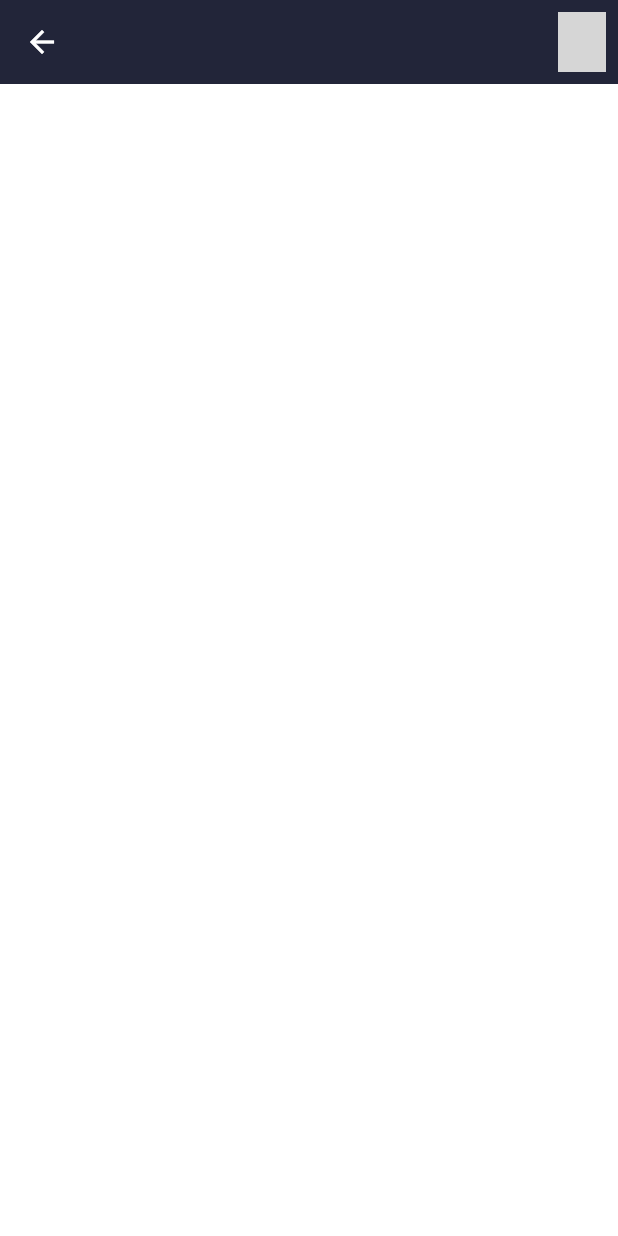
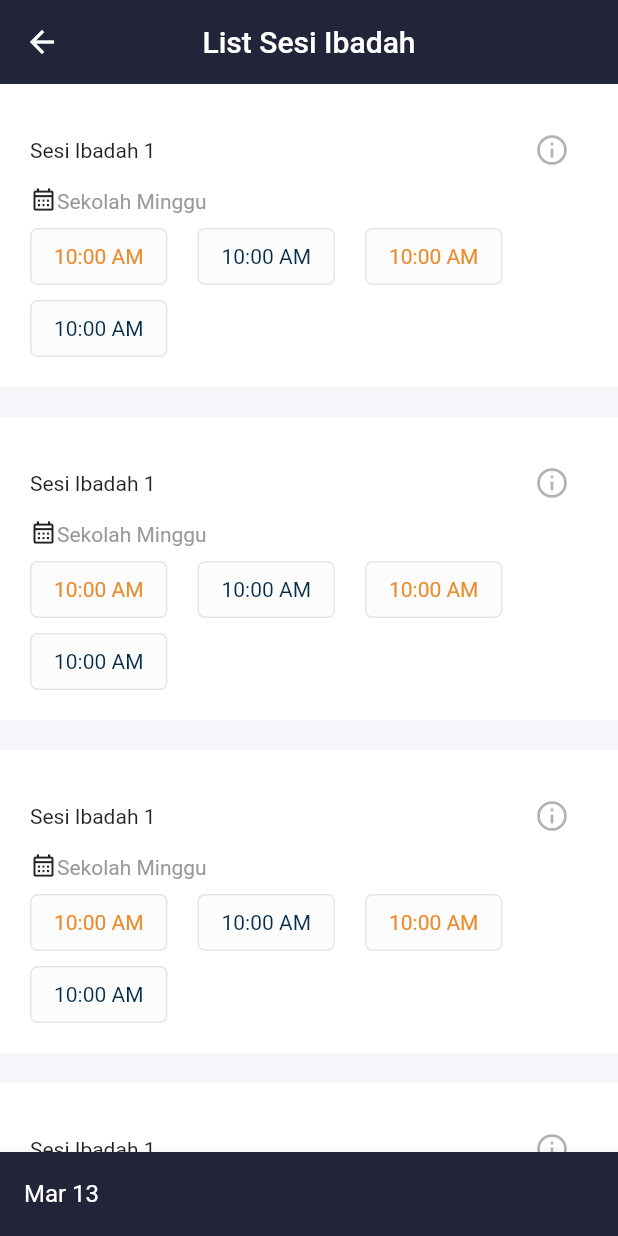
Before and after one commit to vincentsukamto/gky_project, a Flutter app: the ListIbadah screen opened directly, on a phone screen of 412 x 824 dp. Run offline on Flutter 3.47's test engine with Material 2 defaults, Android fonts, the phone set to English and light mode, and no system bars; network calls fail; Roboto replaces fonts that are missing (Poppins); grey boxes are pictures that could not be loaded.

Commit message:
halaman list sesi ibadah

```diff
--- /dev/null
+++ b/lib/model/sesi_model.dart
@@ -0,0 +1,25 @@
+import 'package:flutter/foundation.dart';
+
+class SesiModel {
+  final List<String> id;
+  final List<String> sesi;
+  final List<String> waktu;
+
+  SesiModel({
+    this.id = const [
+      "1","2","3","4"
+    ],
+    this.sesi = const [
+      "Kebaktian Umum",
+      "Kebaktian Doa",
+      "Komisi Remaja",
+      "Sekolah Minggu"
+    ],
+    this.waktu = const [
+      "10:00 AM",
+      "13:30 PM",
+      "18:30 PM",
+      "20:00 PM"
+    ],
+  });
+}
--- a/lib/pages/home_page.dart
+++ b/lib/pages/home_page.dart
@@ -2,6 +2,7 @@ import 'package:flutter/material.dart';
 import 'package:gky_project/utils/mytheme.dart';
 
 import 'splash_screen.dart';
+import 'list_ibadah.dart';
 
 void main() => runApp(const HomePage());
 
@@ -118,7 +119,7 @@ class _MyStatefulWidgetState extends State<MyStatefulWidget> {
                   onTap: () {
                     Navigator.push(context,
                         MaterialPageRoute(builder: (BuildContext context) {
-                      return SplashScreen();
+                      return ListIbadah();
                     }));
                   },
                   splashColor: Colors.white10,
--- a/lib/pages/list_ibadah.dart
+++ b/lib/pages/list_ibadah.dart
@@ -1,27 +1,55 @@
 import 'package:flutter/material.dart';
+import 'package:gky_project/utils/mytheme.dart';
+import 'package:intl/intl.dart';
 import 'package:gky_project/pages/peserta_ibadah.dart';
+import 'package:gky_project/widgets/sesi_block.dart';
 
 class ListIbadah extends StatelessWidget {
 
-  const ListIbadah({super.key});
+  ListIbadah({super.key});
+
+  final DateFormat format = DateFormat("MMM dd");
 
   @override
   Widget build(BuildContext context) {
     return Scaffold(
+      backgroundColor: const Color(0xFFF5F5FA),
+      bottomNavigationBar: BottomAppBar(
+        color: MyTheme.appBarColor,
+        child: Container(
+          width: double.maxFinite,
+          height: AppBar().preferredSize.height,
+          child: Row(
+            children: [
+              Expanded(
+                child: ListTile(
+                  title: Text(
+                    format.format(DateTime.now()),
+                    style: TextStyle(color: Colors.white),
+                  ),
+                ),
+              )
+            ],
+          ),
+        ),
+      ),
       appBar: AppBar(
+        centerTitle: true,
+        title: Text("List Sesi Ibadah"),
+        backgroundColor: MyTheme.appBarColor,
         elevation: 0,
-        actions: [
-          IconButton(
-            onPressed: () {
-              // showSearch(
-              //   context: context,
-              //   delegate: MySearchDelegate(list)
-              // )
-            },
-            icon: ;
-          ),
-        ],
       ),
+      body: ListView.builder(
+        physics: const BouncingScrollPhysics(),
+        itemCount:5,
+        itemBuilder: (_, index) {
+          return Container(
+            padding: const EdgeInsets.only(bottom: 20),
+            child: SesiBlock(
+
+            ),
+          );
+        }),
     );
   }
 }
--- a/lib/widgets/sesi_block.dart
+++ b/lib/widgets/sesi_block.dart
@@ -1,4 +1,5 @@
 import 'package:flutter/material.dart';
+import 'package:gky_project/utils/mytheme.dart';
 
 class SesiBlock extends StatelessWidget {
   const SesiBlock({super.key});
@@ -8,13 +9,67 @@ class SesiBlock extends StatelessWidget {
     return Container(
       color: Colors.white,
       padding: const EdgeInsets.all(20),
-
       child: Column(
         crossAxisAlignment: CrossAxisAlignment.start,
         children: [
-          Text(
-            'Sesi Ibadah'
+          Row(
+            mainAxisAlignment: MainAxisAlignment.spaceBetween,
+            children: [
+              Text(
+                'Sesi Ibadah 1'
+              ),
+              IconButton(
+                onPressed: (){},
+                icon: Icon(
+                  Icons.info_outline,
+                  color:Colors.black45.withOpacity(0.3)
+                ),
+              )
+            ],
           ),
+
+          RichText(text: TextSpan(
+            children: [
+              const WidgetSpan(
+                child: Icon(
+                  Icons.calendar_month_outlined,
+                  size: 18,
+                )
+              ),
+              TextSpan(
+                text: "Sekolah Minggu",
+                style: TextStyle(color: Color(0xff999999)),
+              ),
+            ],
+          )),
+          const SizedBox(
+            height: 10,
+          ),
+          Wrap(
+            runSpacing: 10,
+            spacing: 20,
+            children: List.generate(
+              4,
+              (index) {
+                Color color = index % 2 == 0 ? MyTheme.orangeColor : MyTheme.greenColor;
+                return GestureDetector(
+                  onTap: () {
+                    // seat selection
+
+                  },
+                  child: Container(
+                    decoration: BoxDecoration(
+                      color: const Color(0x22E5E5E5),
+                      borderRadius: BorderRadius.circular(5),
+                      border: Border.all(width: 1, color: Color(0xffE5E5E5))
+                    ),
+                    padding: const EdgeInsets.symmetric(horizontal: 15, vertical: 10),
+                    child: Text("10:00 AM", style: TextStyle(color: color),),
+                  ),
+                );
+              },
+            ),
+          )
         ],
       ),
     );
--- a/pubspec.yaml
+++ b/pubspec.yaml
@@ -31,6 +31,7 @@ environment:
 dependencies:
   flutter:
     sdk: flutter
+  intl: ^0.17.0
 
 
   # The following adds the Cupertino Icons font to your application.
```
Also changed, not shown: pubspec.lock.
